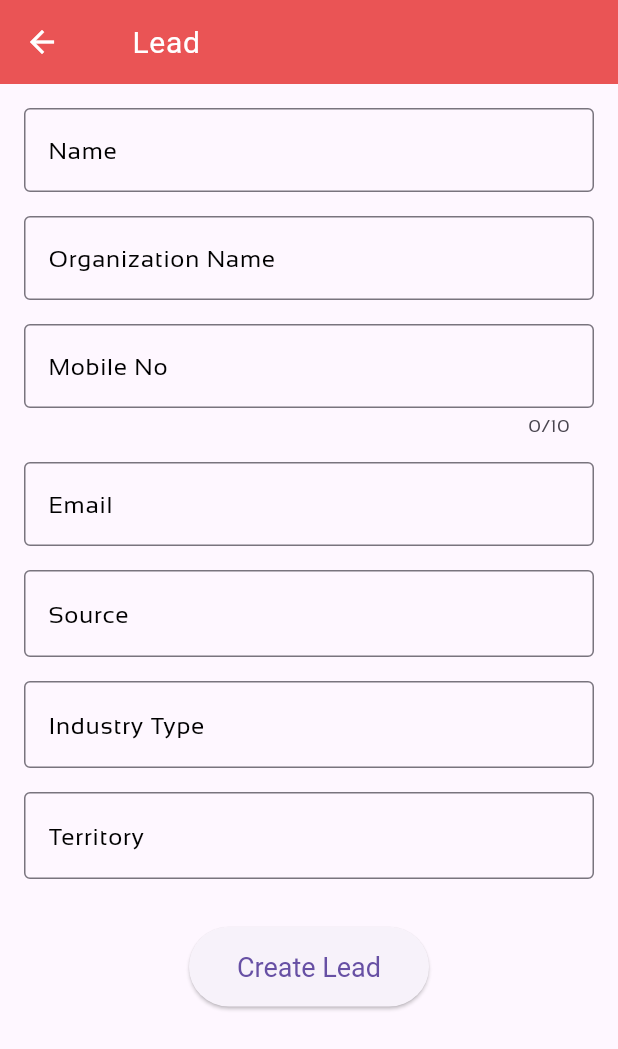
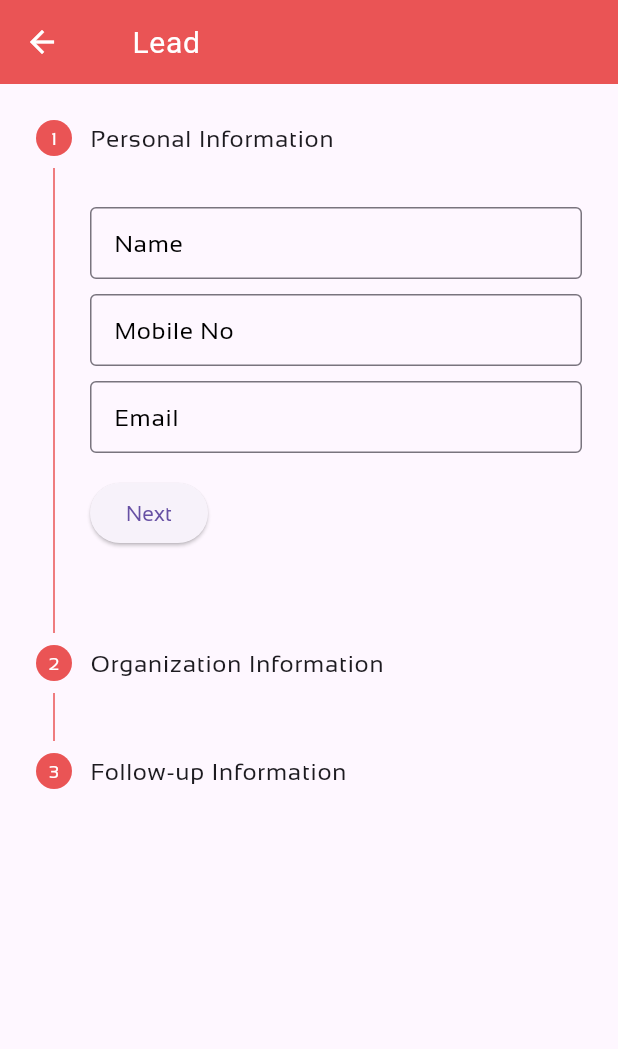
Before and after one commit to thirvusoft/Attendance_marker, a Flutter app: the LeadPage screen opened by its route, on a phone screen of 412 x 824 dp. Shown: the top 1049 px of the screen. Run offline on Flutter 3.47's test engine with Material 3 defaults, Android fonts, the light colour scheme and no system bars; drawn by our look-alikes of searchfield; our stand-ins replace battery_plus, cached_network_image, flutter_dotenv, flutter_phosphor_icons, flutter_staggered_animations, geocoding and 8 more; missing offline and left inert: bottom_bar_matu, call_log, label_marker; accounts and stored records are empty; network calls fail; Roboto replaces fonts that are missing (Sansita).

Commit message:
New Features Added

```diff
--- a/lib/Controller/api.dart
+++ b/lib/Controller/api.dart
@@ -13,6 +13,8 @@ class Search extends GetxController {
   List searchuserlist = [].obs;
 
   Future searchname(name, doctype) async {
+    print('-------------------------------');
+    print(doctype);
     final response = await apiService.get(
       "/api/method/frappe.desk.search.search_link",
       {
@@ -83,7 +85,7 @@ class Search extends GetxController {
 class LeadCreation extends GetxController {
   final ApiService apiService = ApiService();
   Future leadCreation(doctype, name, org_name, mobile, email, source, indusrty,
-      territory) async {
+      territory, nextfollowup, nextfollowby, discription) async {
     final docvalue = {
       "doctype": doctype,
       "first_name": name,
@@ -92,6 +94,15 @@ class LeadCreation extends GetxController {
       'company_name': org_name,
       'source': source,
       'indusrty': indusrty,
+      'custom_follow_ups': [
+        {
+          'date': nextfollowup,
+          'followed_by': email,
+          'next_followup_date': nextfollowup,
+          'next_follow_up_by': nextfollowby,
+          'description': discription
+        }
+      ],
       "ignore_user_permissions": "1",
     };
     final response =
--- a/lib/Controller/routes.dart
+++ b/lib/Controller/routes.dart
@@ -21,6 +21,7 @@ class Routes {
 
   static String calllog = '/calllog';
   static String followup = '/followup';
+  static String leadhome = '/leadhome';
 }
 
 final getPages = [
@@ -56,5 +57,8 @@ final getPages = [
     name: Routes.followup,
     page: () => FollowUpPage(),
   ),
-
+  GetPage(
+    name: Routes.leadhome,
+    page: () => LeadHomePage(),
+  ),
 ];
--- a/lib/Page/followuppage.dart
+++ b/lib/Page/followuppage.dart
@@ -348,6 +348,7 @@ class _FollowUpPageState extends State<FollowUpPage> {
           controller: controller,
           searchInputDecoration: InputDecoration(
             labelText: label,
+            isDense: true,
             labelStyle: const TextStyle(color: Colors.black),
             border: const OutlineInputBorder(
                 borderSide: BorderSide(color: Color(0x0ff2d2e4))),
--- a/lib/Page/homepage.dart
+++ b/lib/Page/homepage.dart
@@ -802,7 +802,7 @@ class _HomepageState extends State<Homepage> {
   void navigateToScreen(BuildContext context, String title) {
     if (title == 'Lead') {
       Navigator.push(
-          context, MaterialPageRoute(builder: (context) => HomePage()));
+          context, MaterialPageRoute(builder: (context) => LeadHomePage()));
     } else if (title == 'CallHistory') {
       Navigator.push(context,
           MaterialPageRoute(builder: (context) => LeadManagerScreen()));
--- a/lib/Page/lead.dart
+++ b/lib/Page/lead.dart
@@ -1,13 +1,12 @@
 import 'package:attendancemarker/Controller/api.dart';
 import 'package:attendancemarker/Controller/apiservice.dart';
+import 'package:attendancemarker/widgets/resuable_datefield.dart';
 import 'package:attendancemarker/widgets/resuable_textfield.dart';
 import 'package:flutter/material.dart';
 import 'package:flutter/services.dart';
 import 'package:get/get.dart';
-import 'package:get/get_core/src/get_main.dart';
 import 'package:google_fonts/google_fonts.dart';
 import 'package:searchfield/searchfield.dart';
-import 'package:get/get_state_manager/src/rx_flutter/rx_obx_widget.dart';
 
 class LeadPage extends StatefulWidget {
   @override
@@ -19,10 +18,8 @@ class LeadPage extends StatefulWidget {
 }
 
 class _LeadPageState extends State<LeadPage> {
-  final _formKey = GlobalKey<FormState>();
+  // final _formKey = GlobalKey<FormState>();
   final Search searching = Search();
-  final LeadCreation lead = Get.put(LeadCreation());
-  final ApiService apiService = ApiService();
   TextEditingController nameController = TextEditingController();
   TextEditingController organizationController = TextEditingController();
   TextEditingController mobilenoController = TextEditingController();
@@ -30,14 +27,26 @@ class _LeadPageState extends State<LeadPage> {
   TextEditingController sourceController = TextEditingController();
   TextEditingController industryController = TextEditingController();
   TextEditingController territoryController = TextEditingController();
+  TextEditingController followUpDateController = TextEditingController();
+  TextEditingController followUpByController = TextEditingController();
+  TextEditingController followDiscription = TextEditingController();
+  int currentStep = 0;
   bool _isLoading = false;
+  final ApiService apiService = ApiService();
+  final LeadCreation lead = Get.put(LeadCreation());
+  List<GlobalKey<FormState>> _formKeys = List.generate(
+    3,
+    (index) => GlobalKey<FormState>(),
+  );
 
   @override
   void initState() {
     super.initState();
+    searching.searchname("a", "User");
     searching.searchname("a", "Lead Source");
     searching.searchname("a", "Industry Type");
     searching.searchname("a", "Territory");
+
     nameController.text = widget.initialName ?? '';
     mobilenoController.text = widget.initialPhoneNumber ?? '';
   }
@@ -56,62 +65,63 @@ class _LeadPageState extends State<LeadPage> {
           leading: IconButton(
             icon: const Icon(Icons.arrow_back, color: Colors.white),
             onPressed: () {
-            Navigator.pop(context);
+              Get.offAllNamed("/leadhome");
             },
           ),
         ),
-        body: SingleChildScrollView(
-          child: Padding(
-            padding: const EdgeInsets.all(16.0),
-            child: Form(
-              key: _formKey,
+        body: Form(
+          child: Stepper(
+            type: StepperType.vertical,
+            currentStep: currentStep,
+            connectorColor: MaterialStateProperty.resolveWith<Color>(
+                (Set<MaterialState> states) {
+              return const Color(0xFFEA5455);
+            }),
+            steps: [
+              _buildStep(
+                  title: 'Personal Information',
+                  fields: [
+                    Form(
+                      key: _formKeys[0],
                       child: Column(
                         crossAxisAlignment: CrossAxisAlignment.start,
                         children: [
+                          const SizedBox(height: 10),
                           ReusableTextField(
                             labelText: 'Name',
                             controller: nameController,
                             obscureText: false,
-                    validator: (value) {
-                      if (value == null || value.isEmpty) {
-                        return 'Please enter your name';
-                      }
-                      return null;
-                    },
                             readyonly: false,
-                    autovalidateMode: AutovalidateMode.onUserInteraction,
+                            autovalidateMode:
+                                AutovalidateMode.onUserInteraction,
+                            maxline: 3,
                           ),
-                  const SizedBox(height: 16),
-                  ReusableTextField(
-                    labelText: 'Organization Name',
-                    controller: organizationController,
-                    obscureText: false,
-                    readyonly: false,
-                    autovalidateMode: AutovalidateMode.onUserInteraction,
-                  ),
-                  const SizedBox(height: 16),
+                          const SizedBox(height: 10),
                           ReusableTextField(
                             labelText: 'Mobile No',
                             controller: mobilenoController,
-                    inputFormatters: FilteringTextInputFormatter.digitsOnly,
                             obscureText: false,
+                            readyonly: false,
+                            keyboardType: TextInputType.phone,
+                            autovalidateMode:
+                                AutovalidateMode.onUserInteraction,
                             maxLength: 10,
-                    keyboardType: TextInputType.phone,
-                    readyonly: false,
-                    autovalidateMode: AutovalidateMode.onUserInteraction,
                             validator: (value) {
                               if (value == null || value.isEmpty) {
-                        return 'Please enter your mobile no';
+                                return 'Please enter Mobile no';
                               }
                               return null;
                             },
                           ),
-                  const SizedBox(height: 16),
+                          const SizedBox(height: 10),
                           ReusableTextField(
+                            labelText: 'Email',
+                            controller: emailController,
+                            obscureText: false,
                             readyonly: false,
-                    controller: emailController,
-                    labelText: 'Email',
                             keyboardType: TextInputType.emailAddress,
+                            autovalidateMode:
+                                AutovalidateMode.onUserInteraction,
                             validator: (value) {
                               if (value!.isNotEmpty) {
                                 final RegExp emailRegExp = RegExp(
@@ -122,31 +132,103 @@ class _LeadPageState extends State<LeadPage> {
                               }
                               return null;
                             },
-                    autovalidateMode: AutovalidateMode.onUserInteraction,
                           ),
-                  const SizedBox(height: 16),
-                  _buildSearchField('Source', 'Please enter Source name',
-                      sourceController, 'Lead Source', searching.searchlist_),
-                  const SizedBox(height: 16),
+                        ],
+                      ),
+                    ),
+                  ],
+                  isCompleted: currentStep > 0),
+              _buildStep(
+                title: 'Organization Information',
+                fields: [
+                  Form(
+                      key: _formKeys[1],
+                      child: Column(
+                        crossAxisAlignment: CrossAxisAlignment.start,
+                        children: [
+                          const SizedBox(height: 10),
+                          ReusableTextField(
+                            labelText: 'Organization Name',
+                            controller: organizationController,
+                            obscureText: false,
+                            readyonly: false,
+                            autovalidateMode:
+                                AutovalidateMode.onUserInteraction,
+                          ),
+                          const SizedBox(height: 10),
+                          _buildSearchField('Source', sourceController,
+                              'Lead Source', searching.searchlist_),
+                          const SizedBox(height: 10),
+                          _buildSearchField('Industry Type', industryController,
+                              'Industry Type', searching.searchlistindustry_),
+                          const SizedBox(height: 10),
+                          _buildSearchField('Territory', territoryController,
+                              'Territory', searching.searchlistterritory_),
+                        ],
+                      ))
+                ],
+                isCompleted: currentStep > 1,
+              ),
+              _buildStep(
+                  title: 'Follow-up Information',
+                  fields: [
+                    Form(
+                      key: _formKeys[2],
+                      child: Column(
+                        crossAxisAlignment: CrossAxisAlignment.start,
+                        children: [
+                          const SizedBox(height: 10),
+                          ResuableDateFormField(
+                            controller: followUpDateController,
+                            label: 'Next Followup-Date',
+                            errorMessage: 'Select the next Followup-date',
+                          ),
+                          const SizedBox(height: 10),
                           _buildSearchField(
-                      'Industry Type',
-                      'Please enter industry type',
-                      industryController,
-                      'Industry Type',
-                      searching.searchlistindustry_),
-                  const SizedBox(height: 16),
-                  _buildSearchField(
-                      'Territory',
-                      'Please enter territory',
-                      territoryController,
-                      'Territory',
-                      searching.searchlistterritory_),
-                  const SizedBox(height: 32),
-                  Center(
-                    child: ElevatedButton(
+                              'Next Follow-up By',
+                              followUpByController,
+                              'user',
+                              searching.searchuserlist),
+                          const SizedBox(height: 10),
+                          ReusableTextField(
+                            labelText: 'Description',
+                            controller: followDiscription,
+                            obscureText: false,
+                            keyboardType: TextInputType.multiline,
+                            readyonly: false,
+                            autovalidateMode:
+                                AutovalidateMode.onUserInteraction,
+                            maxline: 5,
+                          ),
+                        ],
+                      ),
+                    )
+                  ],
+                  isCompleted: currentStep > 2),
+            ],
+            controlsBuilder: (
+              BuildContext context,
+              ControlsDetails controlsDetails,
+            ) {
+              return Padding(
+                padding: const EdgeInsets.symmetric(vertical: 16.0),
+                child: Row(
+                  mainAxisAlignment: MainAxisAlignment.spaceBetween,
+                  children: <Widget>[
+                    if (currentStep > 0) // Check if not the first step
+                      ElevatedButton(
+                        onPressed: () {
+                          setState(() {
+                            currentStep--;
+                          });
+                        },
+                        child: Text('Back'),
+                      ),
+                    ElevatedButton(
                       onPressed: () async {
-                        FocusScope.of(context).unfocus();
-                        if (_formKey.currentState!.validate()) {
+                        if (_formKeys[currentStep].currentState?.validate() ??
+                            false) {
+                          if (currentStep == 2) {
                             setState(() {
                               _isLoading = true;
                             });
@@ -159,39 +241,57 @@ class _LeadPageState extends State<LeadPage> {
                                 emailController.text,
                                 sourceController.text,
                                 industryController.text,
-                              territoryController.text);
+                                territoryController.text,
+                                followUpDateController.text,
+                                followUpByController.text,
+                                followDiscription.text);
                             setState(() {
                               _isLoading = false;
                             });
+
                             if (leadCreated) {
-                            Get.offAllNamed("/homepage");
+                              Get.offAllNamed("/leadhome");
+                            }
+                          } else {
+                            setState(() {
+                              currentStep++;
+                            });
                           }
                         }
                       },
-                      style: ElevatedButton.styleFrom(
-                        padding: const EdgeInsets.symmetric(
-                            horizontal: 32, vertical: 16),
-                        textStyle: const TextStyle(fontSize: 18),
-                      ),
-                      child: _isLoading
-                          ? const CircularProgressIndicator()
-                          : const Text('Create Lead'),
+                      child: Text(
+                        currentStep == 2 ? 'Submit' : 'Next',
                       ),
                     ),
                   ],
                 ),
-            ),
+              );
+            },
           ),
         ));
   }
 
-  Widget _buildSearchField(String label, String errorMessage,
-      TextEditingController controller, String doctype, List suggestion) {
-    return Obx(
-      () {
+  Step _buildStep(
+      {required String title,
+      required List<Widget> fields,
+      required bool isCompleted}) {
+    return Step(
+      title: Text(title),
+      state: isCompleted ? StepState.complete : StepState.indexed,
+      content: Column(
+        crossAxisAlignment: CrossAxisAlignment.start,
+        children: fields,
+      ),
+    );
+  }
+
+  Widget _buildSearchField(String label, TextEditingController controller,
+      String doctype, List suggestion) {
     return SearchField(
       controller: controller,
       searchInputDecoration: InputDecoration(
+        isDense: true,
+        counterText: "",
         labelText: label,
         labelStyle: const TextStyle(color: Colors.black),
         border: const OutlineInputBorder(
@@ -201,9 +301,8 @@ class _LeadPageState extends State<LeadPage> {
       ),
       validator: (value) {
         if (value == null || value.isEmpty) {
-              return errorMessage;
+          return 'Please enter $label';
         }
-
         return null;
       },
       suggestions:
@@ -213,7 +312,8 @@ class _LeadPageState extends State<LeadPage> {
       suggestionsDecoration: SuggestionDecoration(
         padding: const EdgeInsets.only(top: 10.0, left: 5, bottom: 20),
         color: const Color(0xFFEDEFFE),
-              borderRadius: const BorderRadius.all(Radius.circular(5))),
+        borderRadius: const BorderRadius.all(Radius.circular(5)),
+      ),
       textInputAction: TextInputAction.next,
       marginColor: const Color(0xFFEDEFFE),
       searchStyle: TextStyle(
@@ -222,9 +322,6 @@ class _LeadPageState extends State<LeadPage> {
       ),
       onSearchTextChanged: (p0) {
         searching.searchname(controller.text, doctype);
-            return null;
-          },
-        );
       },
     );
   }
--- a/lib/widgets/resuable_datefield.dart
+++ b/lib/widgets/resuable_datefield.dart
@@ -47,6 +47,7 @@ class ResuableDateFormField extends StatelessWidget {
     return InputDecoration(
       labelText: label,
       isDense: true,
+      counterText: "",
       border: const OutlineInputBorder(),
       focusedBorder: const OutlineInputBorder(
         borderSide: BorderSide(color: Color.fromARGB(255, 119, 133, 56)),
--- a/lib/widgets/resuable_searchbar.dart
+++ b/lib/widgets/resuable_searchbar.dart
@@ -10,6 +10,8 @@ class SearchFieldWidget extends StatelessWidget {
     return TextField(
       controller: controller,
       decoration: const InputDecoration(
+        isDense: true,
+        counterText: "",
         labelText: 'Search',
         prefixIcon: Icon(Icons.search),
         border: OutlineInputBorder(
--- a/lib/widgets/resuable_textfield.dart
+++ b/lib/widgets/resuable_textfield.dart
@@ -41,23 +41,28 @@ class _ReusableTextFieldState extends State<ReusableTextField> {
   @override
   Widget build(BuildContext context) {
     return GestureDetector(
-      onTap: widget.onTap, // Use onTap callback
+      onTap: widget.onTap,
       child: TextFormField(
         readOnly: widget.readyonly,
+
         controller: widget.controller,
         autovalidateMode: widget.autovalidateMode,
         keyboardType: widget.keyboardType,
+
         // maxLines: widget.maxline,
         obscureText:
             (widget.obscureText != true) ? widget.obscureText : _obscureText,
         validator: widget.validator,
         maxLength: widget.maxLength,
+
         onChanged: (text) {
           if (widget.onChange != null) {
             widget.onChange!(text);
           }
         },
         decoration: InputDecoration(
+          isDense: true,
+          counterText: "",
           focusedBorder: const OutlineInputBorder(
               borderSide: BorderSide(color: Colors.black)),
           labelText: widget.labelText,
--- a/pubspec.yaml
+++ b/pubspec.yaml
@@ -55,7 +55,7 @@ dependencies:
   flutter_datetime_picker: ^1.5.1
   flutter_staggered_animations: ^1.1.1
   shimmer: ^3.0.0
-  url_launcher: ^6.1.14
+  url_launcher: ^6.2.3
 
 dev_dependencies:
   flutter_test:
```
Also changed, not shown: lib/Page/lead_home.dart (+85 -49 lines). Lines whose indentation alone changed are shown as unchanged.
